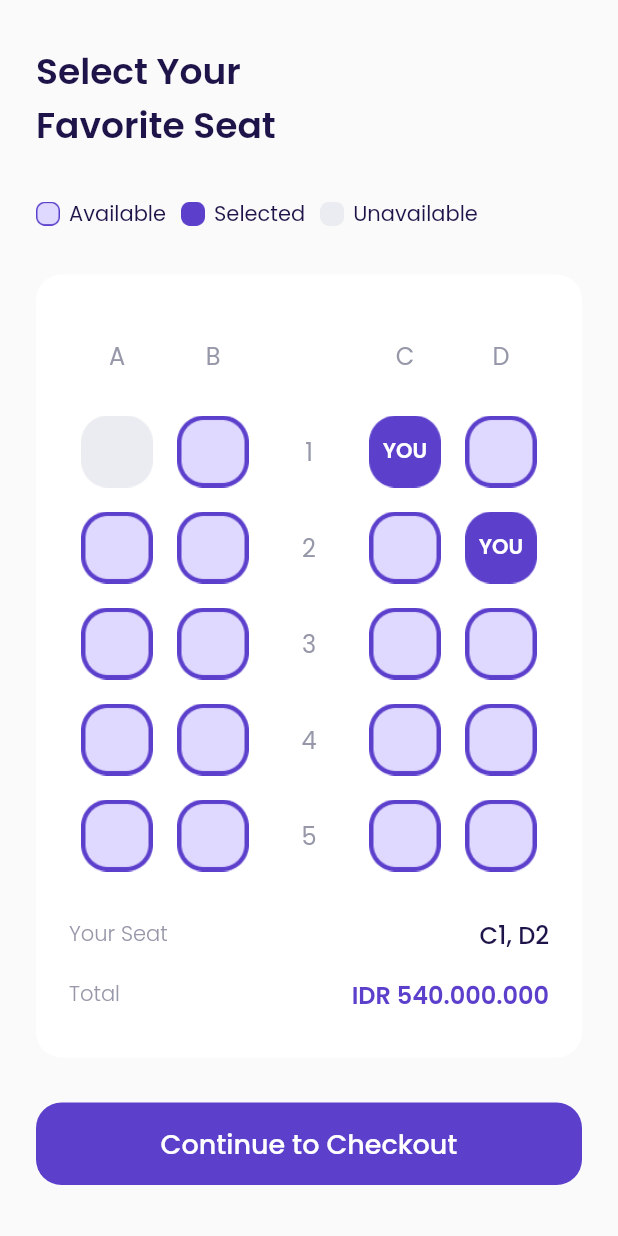
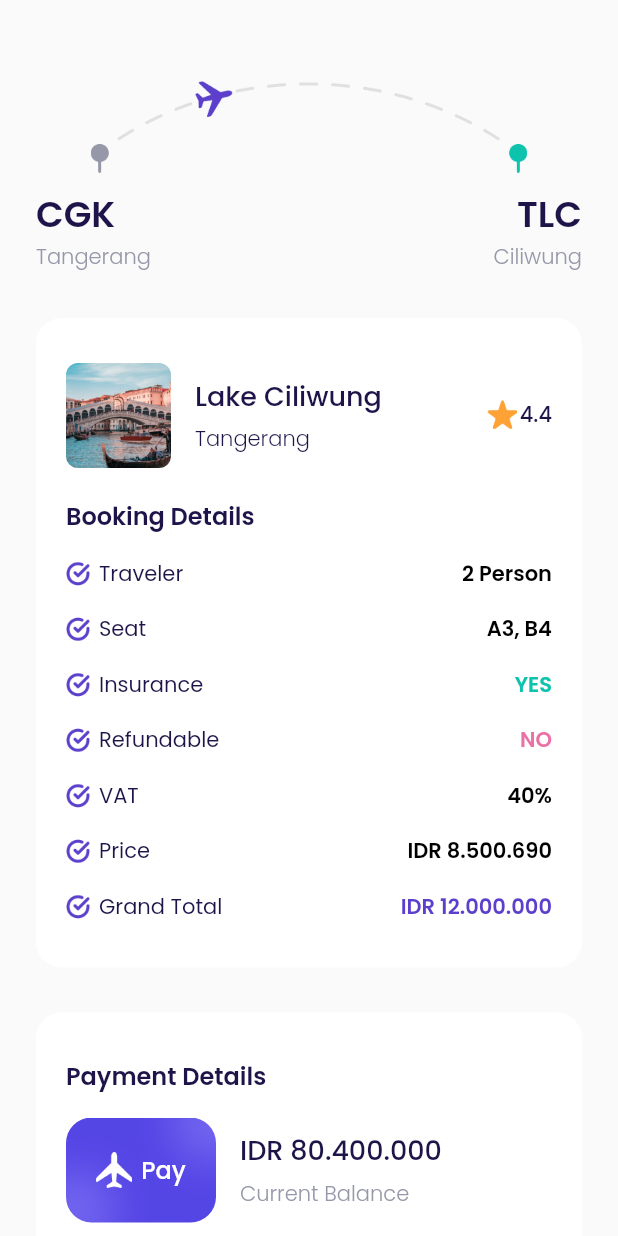
Before and after one commit to sampurnoaji/mobile_bwa_airplane, a Flutter app: the ChooseSeatPage screen opened by its route, after a tap on "Continue to Checkout", on a phone screen of 412 x 824 dp. Run offline on Flutter 3.47's test engine with Material 2 defaults, Android fonts, the light colour scheme and no system bars; our stand-ins replace google_fonts.

Commit message:
checkout page

```diff
--- a/lib/main.dart
+++ b/lib/main.dart
@@ -1,4 +1,5 @@
 import 'package:bwa_airplane/ui/pages/bonus_page.dart';
+import 'package:bwa_airplane/ui/pages/checkout_page.dart';
 import 'package:bwa_airplane/ui/pages/choose_seat_page.dart';
 import 'package:bwa_airplane/ui/pages/detail_page.dart';
 import 'package:bwa_airplane/ui/pages/get_started_page.dart';
@@ -28,6 +29,7 @@ class MyApp extends StatelessWidget {
         '/main': (context) => MainPage(),
         '/detail': (context) => DetailPage(),
         '/choose-seat': (context) => ChooseSeatPage(),
+        '/checkout': (context) => CheckoutPage(),
       },
     );
   }
--- /dev/null
+++ b/lib/ui/pages/checkout_page.dart
@@ -0,0 +1,274 @@
+import 'package:bwa_airplane/shared/theme.dart';
+import 'package:bwa_airplane/ui/widgets/booking_detail_item.dart';
+import 'package:bwa_airplane/ui/widgets/custom_button.dart';
+import 'package:flutter/material.dart';
+
+class CheckoutPage extends StatelessWidget {
+  const CheckoutPage({Key? key}) : super(key: key);
+
+  @override
+  Widget build(BuildContext context) {
+    Widget route() {
+      return Container(
+        child: Column(
+          children: [
+            Container(
+              margin: EdgeInsets.only(bottom: 10),
+              width: 291,
+              height: 65,
+              decoration: BoxDecoration(
+                  image: DecorationImage(
+                      image: AssetImage('assets/image_checkout.png'))),
+            ),
+            Row(
+              mainAxisAlignment: MainAxisAlignment.spaceBetween,
+              children: [
+                Column(
+                  crossAxisAlignment: CrossAxisAlignment.start,
+                  children: [
+                    Text(
+                      'CGK',
+                      style: blackTextStyle.copyWith(
+                          fontSize: 24, fontWeight: semiBold),
+                    ),
+                    Text(
+                      'Tangerang',
+                      style: greyTextStyle.copyWith(fontWeight: light),
+                    ),
+                  ],
+                ),
+                Column(
+                  crossAxisAlignment: CrossAxisAlignment.end,
+                  children: [
+                    Text(
+                      'TLC',
+                      style: blackTextStyle.copyWith(
+                          fontSize: 24, fontWeight: semiBold),
+                    ),
+                    Text(
+                      'Ciliwung',
+                      style: greyTextStyle.copyWith(fontWeight: light),
+                    ),
+                  ],
+                )
+              ],
+            )
+          ],
+        ),
+      );
+    }
+
+    Widget bookingDetails() {
+      return Container(
+        margin: EdgeInsets.only(top: 30),
+        padding: EdgeInsets.symmetric(horizontal: 20, vertical: 30),
+        decoration: BoxDecoration(
+          borderRadius: BorderRadius.circular(defaultRadius),
+          color: kWhiteColor,
+        ),
+        child: Column(
+          crossAxisAlignment: CrossAxisAlignment.start,
+          children: [
+            // NOTE: DESTINATION TILE
+            Row(
+              children: [
+                Container(
+                  width: 70,
+                  height: 70,
+                  margin: EdgeInsets.only(right: 16),
+                  decoration: BoxDecoration(
+                      borderRadius: BorderRadius.circular(8),
+                      image: DecorationImage(
+                          fit: BoxFit.cover,
+                          image: AssetImage('assets/image_dest_1.png'))),
+                ),
+                Expanded(
+                  child: Column(
+                    crossAxisAlignment: CrossAxisAlignment.start,
+                    children: [
+                      Text(
+                        'Lake Ciliwung',
+                        style: blackTextStyle.copyWith(
+                            fontSize: 18, fontWeight: medium),
+                      ),
+                      SizedBox(height: 5),
+                      Text(
+                        'Tangerang',
+                        style: blackTextStyle.copyWith(fontWeight: light),
+                      ),
+                    ],
+                  ),
+                ),
+                Row(
+                  mainAxisAlignment: MainAxisAlignment.center,
+                  crossAxisAlignment: CrossAxisAlignment.start,
+                  children: [
+                    Container(
+                      width: 20,
+                      height: 20,
+                      margin: EdgeInsets.only(right: 2),
+                      decoration: BoxDecoration(
+                          image: DecorationImage(
+                              image: AssetImage('assets/icon_star.png'))),
+                    ),
+                    Text(
+                      '4.4',
+                      style: blackTextStyle.copyWith(fontWeight: medium),
+                    )
+                  ],
+                ),
+              ],
+            ),
+
+            // NOTE:BOOKING DETAILS
+            Container(
+              margin: EdgeInsets.only(top: 20),
+              child: Text(
+                'Booking Details',
+                style:
+                    blackTextStyle.copyWith(fontSize: 16, fontWeight: semiBold),
+              ),
+            ),
+            BookingDetailItem(
+              title: 'Traveler',
+              valueText: '2 Person',
+            ),
+            BookingDetailItem(
+              title: 'Seat',
+              valueText: 'A3, B4',
+            ),
+            BookingDetailItem(
+              title: 'Insurance',
+              valueText: 'YES',
+              valueColor: kGreenColor,
+            ),
+            BookingDetailItem(
+              title: 'Refundable',
+              valueText: 'NO',
+              valueColor: kRedColor,
+            ),
+            BookingDetailItem(
+              title: 'VAT',
+              valueText: '40%',
+            ),
+            BookingDetailItem(
+              title: 'Price',
+              valueText: 'IDR 8.500.690',
+            ),
+            BookingDetailItem(
+              title: 'Grand Total',
+              valueText: 'IDR 12.000.000',
+              valueColor: primaryColor,
+            ),
+          ],
+        ),
+      );
+    }
+
+    Widget paymentDetails() {
+      return Container(
+        margin: EdgeInsets.only(top: 30),
+        padding: EdgeInsets.symmetric(horizontal: 20, vertical: 30),
+        decoration: BoxDecoration(
+            borderRadius: BorderRadius.circular(defaultRadius),
+            color: kWhiteColor),
+        child: Column(
+          crossAxisAlignment: CrossAxisAlignment.start,
+          children: [
+            Text(
+              'Payment Details',
+              style:
+                  blackTextStyle.copyWith(fontSize: 16, fontWeight: semiBold),
+            ),
+            Container(
+              margin: EdgeInsets.only(top: 16),
+              child: Row(
+                children: [
+                  Container(
+                    width: 100,
+                    height: 70,
+                    margin: EdgeInsets.only(right: 16),
+                    decoration: BoxDecoration(
+                        borderRadius: BorderRadius.circular(defaultRadius),
+                        image: DecorationImage(
+                            fit: BoxFit.cover,
+                            image: AssetImage('assets/image_card.png'))),
+                    child: Row(
+                      mainAxisAlignment: MainAxisAlignment.center,
+                      children: [
+                        Container(
+                          width: 24,
+                          height: 24,
+                          margin: EdgeInsets.only(right: 6),
+                          decoration: BoxDecoration(
+                              image: DecorationImage(
+                                  image: AssetImage('assets/icon_plane.png'))),
+                        ),
+                        Text(
+                          'Pay',
+                          style: whiteTextStyle.copyWith(
+                              fontSize: 16, fontWeight: medium),
+                        )
+                      ],
+                    ),
+                  ),
+                  Expanded(
+                    child: Column(
+                      crossAxisAlignment: CrossAxisAlignment.start,
+                      children: [
+                        Text(
+                          'IDR 80.400.000',
+                          style: blackTextStyle.copyWith(
+                              fontSize: 18, fontWeight: medium),
+                        ),
+                        SizedBox(height: 5),
+                        Text(
+                          'Current Balance',
+                          style: greyTextStyle.copyWith(fontWeight: light),
+                        ),
+                      ],
+                    ),
+                  )
+                ],
+              ),
+            ),
+          ],
+        ),
+      );
+    }
+
+    Widget payNowButton() {
+      return Container(
+          margin: EdgeInsets.only(top: 30),
+          child: CustomButton(title: 'Pay Now', onPressed: () {}));
+    }
+
+    Widget tacButton() {
+      return Container(
+        alignment: Alignment.center,
+        margin: EdgeInsets.only(top: 50),
+        child: Text(
+          'Terms and Conditions',
+          style: greyTextStyle.copyWith(
+              fontSize: 16,
+              fontWeight: light,
+              decoration: TextDecoration.underline),
+        ),
+      );
+    }
+
+    return Scaffold(
+      backgroundColor: backgroundColor,
+      body: ListView(
+        padding: EdgeInsets.symmetric(horizontal: defaultMargin, vertical: 50),
+        children: [
+          route(),
+          bookingDetails(),
+          paymentDetails(),
+          payNowButton(),
+          tacButton(),
+        ],
+      ),
+    );
+  }
+}
--- a/lib/ui/pages/choose_seat_page.dart
+++ b/lib/ui/pages/choose_seat_page.dart
@@ -275,7 +275,9 @@ class ChooseSeatPage extends StatelessWidget {
     Widget checkoutButton() {
       return Container(
           margin: EdgeInsets.only(top: 30),
-          child: CustomButton(title: 'Continue to Checkout', onPressed: () {}));
+          child: CustomButton(title: 'Continue to Checkout', onPressed: () {
+            Navigator.pushNamed(context, '/checkout');
+          }));
     }
 
     return Scaffold(
--- /dev/null
+++ b/lib/ui/widgets/booking_detail_item.dart
@@ -0,0 +1,43 @@
+import 'package:bwa_airplane/shared/theme.dart';
+import 'package:flutter/material.dart';
+
+class BookingDetailItem extends StatelessWidget {
+  final String title;
+  final String valueText;
+  final Color valueColor;
+
+  const BookingDetailItem({
+    Key? key,
+    required this.title,
+    required this.valueText,
+    this.valueColor = Colors.black,
+  }) : super(key: key);
+
+  @override
+  Widget build(BuildContext context) {
+    return Container(
+      margin: EdgeInsets.only(top: 16),
+      child: Row(
+        children: [
+          Container(
+            width: 16,
+            height: 16,
+            margin: EdgeInsets.only(right: 6),
+            decoration: BoxDecoration(
+                image: DecorationImage(
+                    image: AssetImage('assets/icon_check.png'))),
+          ),
+          Text(
+            title,
+            style: blackTextStyle,
+          ),
+          Spacer(),
+          Text(
+            valueText,
+            style: blackTextStyle.copyWith(fontWeight: semiBold, color: valueColor),
+          )
+        ],
+      ),
+    );
+  }
+}
```
